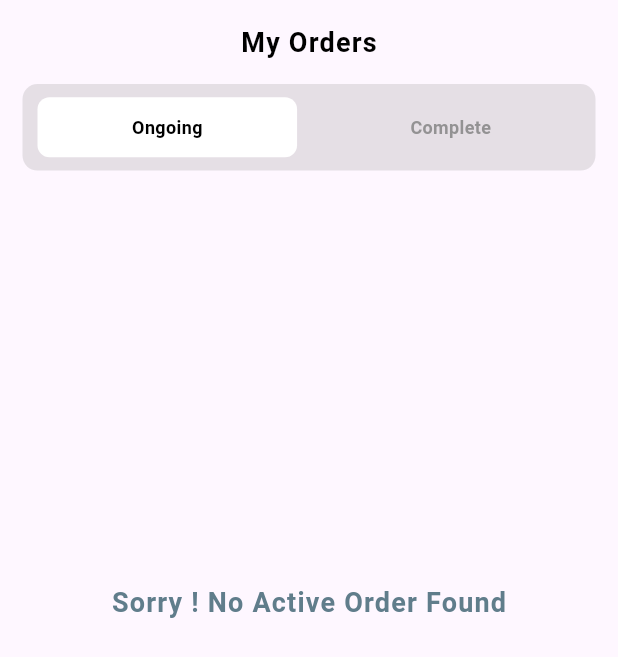
After one commit to ihsankhan-752/SmartMar-User-Side, a Flutter app: the MyOrders screen opened directly, on a phone screen of 412 x 824 dp. The commit adds this screen. Shown: the top 657 px of the screen. Run offline on Flutter 3.47's test engine with Material 3 defaults, Android fonts, the light colour scheme and no system bars; our stand-ins replace cloud_firestore, firebase_auth, firebase_core, firebase_messaging, firebase_storage, flutter_easyloading and 12 more; missing offline and left inert: country_state_city_picker, flutter_stripe, staggered_grid_view_flutter; accounts and stored records are empty; Roboto replaces fonts that are missing (Acme).

Commit message:
Order page UI and Functionality Done

```diff
--- a/lib/screens/bottom_nav_bar/profile/edit_profile_screen.dart
+++ b/lib/screens/bottom_nav_bar/profile/edit_profile/edit_profile_screen.dart
@@ -11,7 +11,7 @@ import 'package:smart_mart_user_side/services/user_profile_services.dart';
 import 'package:smart_mart_user_side/widgets/buttons.dart';
 import 'package:smart_mart_user_side/widgets/custom_text_fields.dart';
 
-import '../../../constants/colors.dart';
+import '../../../../constants/colors.dart';
 
 class EditProfileScreen extends StatefulWidget {
   const EditProfileScreen({super.key});
--- /dev/null
+++ b/lib/screens/bottom_nav_bar/profile/my_orders/my_orders.dart
@@ -0,0 +1,190 @@
+import 'package:cloud_firestore/cloud_firestore.dart';
+import 'package:firebase_auth/firebase_auth.dart';
+import 'package:flutter/material.dart';
+import 'package:get/get.dart';
+import 'package:smart_mart_user_side/models/order_model.dart';
+
+import '../../../../constants/colors.dart';
+import '../../../../constants/text_styles.dart';
+import '../../../../widgets/buttons.dart';
+
+class MyOrders extends StatefulWidget {
+  const MyOrders({Key? key}) : super(key: key);
+
+  @override
+  State<MyOrders> createState() => _MyOrdersState();
+}
+
+class _MyOrdersState extends State<MyOrders> {
+  int _currentIndex = 0;
+  String orderStatus = "preparing";
+  @override
+  Widget build(BuildContext context) {
+    return Scaffold(
+      appBar: AppBar(
+        centerTitle: true,
+        title: Text("My Orders", style: AppTextStyles.APPBAR_HEADING_STYLE.copyWith(color: AppColors.primaryBlack)),
+      ),
+      body: Column(
+        children: [
+          Container(
+            margin: EdgeInsets.symmetric(horizontal: 15),
+            height: Get.height * 0.07,
+            width: Get.width,
+            decoration: BoxDecoration(
+              borderRadius: BorderRadius.circular(10),
+              color: AppColors.grey.withOpacity(0.2),
+            ),
+            child: Padding(
+              padding: const EdgeInsets.symmetric(horizontal: 10),
+              child: Row(
+                mainAxisAlignment: MainAxisAlignment.spaceBetween,
+                children: [
+                  SmallButton(
+                    onPressed: () {
+                      setState(() {
+                        _currentIndex = 0;
+                      });
+                    },
+                    btnColor: _currentIndex == 0 ? AppColors.primaryWhite : AppColors.grey.withOpacity(0.0),
+                    title: "Ongoing",
+                    textColor: _currentIndex == 0 ? AppColors.primaryBlack : AppColors.grey.withOpacity(0.8),
+                    width: Get.width * 0.42,
+                    height: 40,
+                  ),
+                  SmallButton(
+                    onPressed: () {
+                      setState(() {
+                        _currentIndex = 1;
+                      });
+                    },
+                    btnColor: _currentIndex == 1 ? AppColors.primaryWhite : AppColors.grey.withOpacity(0.0),
+                    title: "Complete",
+                    textColor: _currentIndex == 1 ? AppColors.primaryBlack : AppColors.grey.withOpacity(0.8),
+                    width: Get.width * 0.42,
+                    height: 40,
+                  ),
+                ],
+              ),
+            ),
+          ),
+          Container(
+            height: MediaQuery.of(context).size.height * 0.7,
+            child: StreamBuilder<QuerySnapshot>(
+              stream: FirebaseFirestore.instance
+                  .collection("orders")
+                  .where("customerId", isEqualTo: FirebaseAuth.instance.currentUser!.uid)
+                  .where('orderStatus', isEqualTo: getOrderStatus())
+                  .snapshots(),
+              builder: (context, snapshot) {
+                if (!snapshot.hasData) {
+                  return Center(
+                    child: CircularProgressIndicator(),
+                  );
+                } else if (snapshot.data!.docs.isEmpty) {
+                  return Center(
+                    child: Text(
+                      "Sorry ! No Active Order Found",
+                      style: AppTextStyles.APPBAR_HEADING_STYLE.copyWith(
+                        fontSize: 18,
+                        color: Colors.blueGrey,
+                      ),
+                    ),
+                  );
+                }
+
+                return ListView.builder(
+                  itemCount: snapshot.data!.docs.length,
+                  itemBuilder: (context, index) {
+                    OrderModel orderModel = OrderModel.fromMap(snapshot.data!.docs[index]);
+
+                    return Padding(
+                      padding: const EdgeInsets.symmetric(horizontal: 20, vertical: 10),
+                      child: Column(
+                        crossAxisAlignment: CrossAxisAlignment.start,
+                        children: [
+                          for (int i = 0; i < orderModel.productNames!.length; i++) ...[
+                            Container(
+                              margin: EdgeInsets.symmetric(vertical: 05),
+                              height: 100,
+                              width: Get.width,
+                              decoration: BoxDecoration(
+                                borderRadius: BorderRadius.circular(10),
+                                border: Border.all(color: AppColors.grey.withOpacity(0.5)),
+                              ),
+                              child: Padding(
+                                padding: const EdgeInsets.symmetric(horizontal: 10),
+                                child: Row(
+                                  children: [
+                                    Container(
+                                      height: 80,
+                                      width: 100,
+                                      decoration: BoxDecoration(
+                                        borderRadius: BorderRadius.circular(10),
+                                        image: DecorationImage(
+                                          image: NetworkImage(orderModel.productImages![i]),
+                                          fit: BoxFit.cover,
+                                        ),
+                                      ),
+                                    ),
+                                    SizedBox(width: 20),
+                                    Padding(
+                                      padding: const EdgeInsets.symmetric(vertical: 10),
+                                      child: Column(
+                                        crossAxisAlignment: CrossAxisAlignment.start,
+                                        children: [
+                                          Text(orderModel.productNames![i], style: AppTextStyles().H2.copyWith(fontSize: 16)),
+                                          SizedBox(height: 5),
+                                          Text(
+                                            "x ${orderModel.productQuantities![i].toString()}",
+                                            style: AppTextStyles().H2.copyWith(fontSize: 12, color: AppColors.grey),
+                                          ),
+                                          Spacer(),
+                                          Text("\$ " + orderModel.productPrices![i].toString(),
+                                              style: AppTextStyles().H2.copyWith(fontSize: 16)),
+                                        ],
+                                      ),
+                                    ),
+                                    Spacer(),
+                                    Align(
+                                      alignment: Alignment.bottomRight,
+                                      child: Padding(
+                                        padding: const EdgeInsets.only(bottom: 5),
+                                        child: SmallButton(
+                                          onPressed: () {},
+                                          btnColor: AppColors.primaryColor,
+                                          title: orderModel.orderStatus!.toUpperCase(),
+                                          textColor: AppColors.primaryWhite,
+                                          width: 80,
+                                          height: 30,
+                                        ),
+                                      ),
+                                    ),
+                                  ],
+                                ),
+                              ),
+                            )
+                          ]
+                        ],
+                      ),
+                    );
+                  },
+                );
+              },
+            ),
+          ),
+        ],
+      ),
+    );
+  }
+
+  String getOrderStatus() {
+    if (_currentIndex == 0) {
+      orderStatus = 'preparing';
+    }
+    if (_currentIndex == 1) {
+      orderStatus = 'complete';
+    }
+    return orderStatus;
+  }
+}
--- a/lib/screens/bottom_nav_bar/profile/widgets/profile_listtile_widget.dart
+++ b/lib/screens/bottom_nav_bar/profile/widgets/profile_listtile_widget.dart
@@ -25,10 +25,10 @@ class ProfileListTileWidget extends StatelessWidget {
               width: 35,
               decoration: BoxDecoration(
                 borderRadius: BorderRadius.circular(05),
-                color: AppColors.mainColor.withOpacity(0.5),
+                color: AppColors.mainColor,
               ),
               child: Center(
-                child: Icon(icon!, size: 18, color: AppColors.primaryWhite),
+                child: Icon(icon!, size: 18, color: AppColors.primaryColor),
               ),
             ),
             title: Text(
--- a/lib/widgets/buttons.dart
+++ b/lib/widgets/buttons.dart
@@ -104,3 +104,36 @@ class IncrementDecrementButton extends StatelessWidget {
     );
   }
 }
+
+class SmallButton extends StatelessWidget {
+  final double? width, height;
+  final Color? btnColor;
+  final String? title;
+  final Color? textColor;
+  final Function()? onPressed;
+  const SmallButton({super.key, this.width, this.btnColor, this.title, this.textColor, this.onPressed, this.height});
+
+  @override
+  Widget build(BuildContext context) {
+    return GestureDetector(
+      onTap: onPressed ?? () {},
+      child: Container(
+        height: height ?? 40,
+        width: width,
+        decoration: BoxDecoration(
+          color: btnColor,
+          borderRadius: BorderRadius.circular(8),
+        ),
+        child: Center(
+          child: Text(
+            title!,
+            style: AppTextStyles().H2.copyWith(
+                  fontSize: 12,
+                  color: textColor,
+                ),
+          ),
+        ),
+      ),
+    );
+  }
+}
```
Also changed, not shown: lib/screens/bottom_nav_bar/profile/order_history.dart (deleted, +0 -289 lines), lib/screens/bottom_nav_bar/profile/profile_screen.dart (+8 -9 lines).
